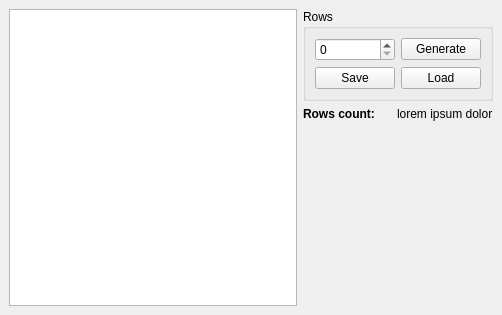
The window that app/ui/main_window.ui (ANDR-ASCII/cstest) describes before a commit, drawn with Qt 5.
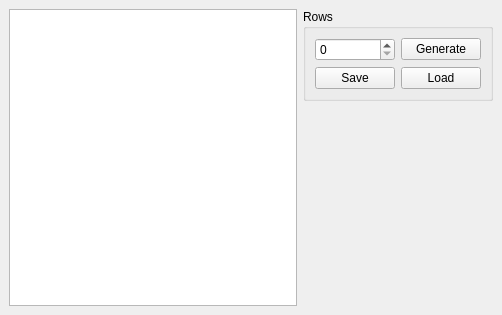
The same window after the commit. Custom widgets are drawn as their Qt base class.

Commit message: Combined statistic by row details data controls into one widget

Diff of the .ui file:
```diff
--- a/app/ui/main_window.ui
+++ b/app/ui/main_window.ui
@@ -21,6 +21,38 @@
   </property>
   <widget class="QWidget" name="centralwidget">
    <layout class="QGridLayout" name="gridLayout_2">
+    <item row="1" column="1">
+     <widget class="Test::RowDetailsWidget" name="rowDetailsWidget" native="true">
+      <layout class="QGridLayout" name="gridLayout_3">
+       <property name="leftMargin">
+        <number>0</number>
+       </property>
+      </layout>
+     </widget>
+    </item>
+    <item row="2" column="1">
+     <spacer name="verticalSpacer">
+      <property name="orientation">
+       <enum>Qt::Vertical</enum>
+      </property>
+      <property name="sizeHint" stdset="0">
+       <size>
+        <width>20</width>
+        <height>40</height>
+       </size>
+      </property>
+     </spacer>
+    </item>
+    <item row="0" column="0" rowspan="3">
+     <widget class="QTableView" name="tableView">
+      <property name="selectionMode">
+       <enum>QAbstractItemView::SingleSelection</enum>
+      </property>
+      <property name="selectionBehavior">
+       <enum>QAbstractItemView::SelectRows</enum>
+      </property>
+     </widget>
+    </item>
     <item row="0" column="1">
      <widget class="QGroupBox" name="groupBox">
       <property name="title">
@@ -58,62 +90,6 @@
       </layout>
      </widget>
     </item>
-    <item row="1" column="1">
-     <layout class="QHBoxLayout" name="horizontalLayout">
-      <item>
-       <widget class="QLabel" name="label">
-        <property name="font">
-         <font>
-          <weight>75</weight>
-          <bold>true</bold>
-         </font>
-        </property>
-        <property name="text">
-         <string>Rows count: </string>
-        </property>
-       </widget>
-      </item>
-      <item>
-       <widget class="QLabel" name="rowsCountLabel">
-        <property name="text">
-         <string>lorem ipsum dolor</string>
-        </property>
-       </widget>
-      </item>
-     </layout>
-    </item>
-    <item row="3" column="1">
-     <spacer name="verticalSpacer">
-      <property name="orientation">
-       <enum>Qt::Vertical</enum>
-      </property>
-      <property name="sizeHint" stdset="0">
-       <size>
-        <width>20</width>
-        <height>40</height>
-       </size>
-      </property>
-     </spacer>
-    </item>
-    <item row="0" column="0" rowspan="4">
-     <widget class="QTableView" name="tableView">
-      <property name="selectionMode">
-       <enum>QAbstractItemView::SingleSelection</enum>
-      </property>
-      <property name="selectionBehavior">
-       <enum>QAbstractItemView::SelectRows</enum>
-      </property>
-     </widget>
-    </item>
-    <item row="2" column="1">
-     <widget class="Test::RowDetailsWidget" name="rowDetailsWidget" native="true">
-      <layout class="QGridLayout" name="gridLayout_3">
-       <property name="leftMargin">
-        <number>0</number>
-       </property>
-      </layout>
-     </widget>
-    </item>
    </layout>
   </widget>
  </widget>
```
The commit also changes 4 other files.
